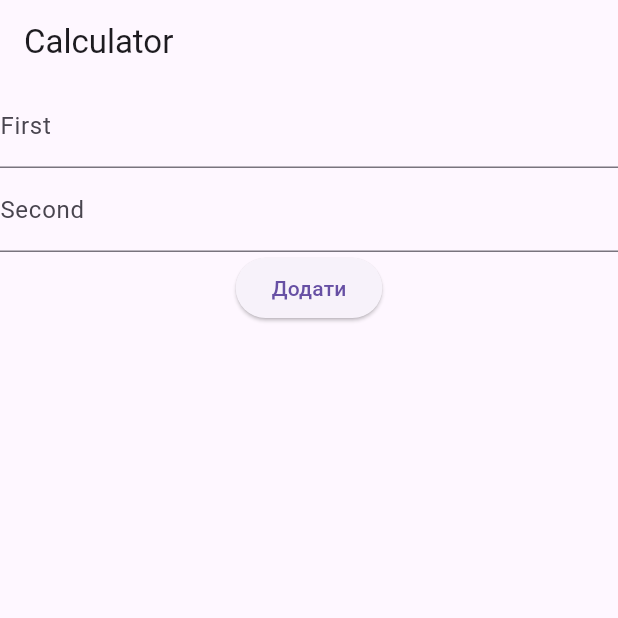
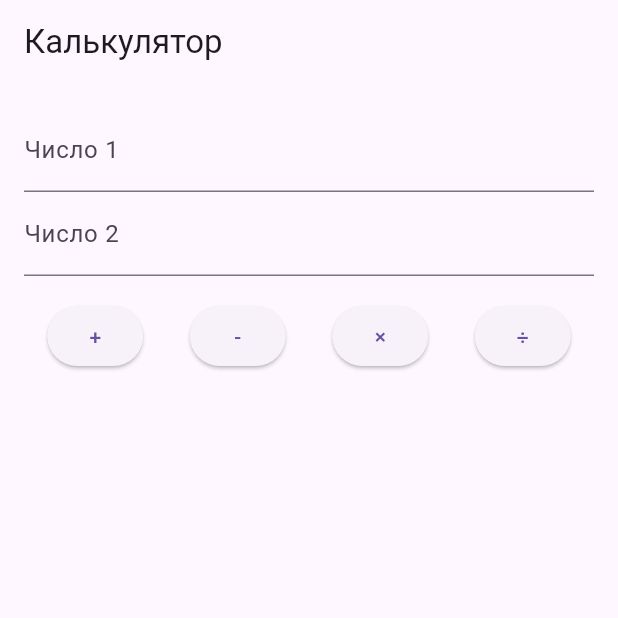
Before and after one commit to Danila2006/Module_2, a Flutter app: the screen it shows after launch, on a phone screen of 412 x 824 dp, the top half of it. Run offline on Flutter 3.47's test engine with Material 3 defaults, Android fonts, the phone set to English and light mode, and no system bars; our stand-ins replace dio, shared_preferences, sqflite; accounts and stored records are empty; network calls fail.

Commit message:
Modified some files

```diff
--- a/lib/calculator.dart
+++ b/lib/calculator.dart
@@ -1,14 +1,10 @@
 class Calculator {
   double add(double a, double b) => a + b;
-
   double subtract(double a, double b) => a - b;
-
   double multiply(double a, double b) => a * b;
 
   double divide(double a, double b) {
-    if (b == 0) {
-      throw ArgumentError('Ділення на нуль');
-    }
+    if (b == 0) throw ArgumentError('Ділення на нуль');
     return a / b;
   }
 }
--- a/lib/calculator_widget.dart
+++ b/lib/calculator_widget.dart
@@ -2,50 +2,106 @@ import 'package:flutter/material.dart';
 import 'calculator.dart';
 
 class CalculatorWidget extends StatefulWidget {
+  const CalculatorWidget({Key? key}) : super(key: key);
+
   @override
   State<CalculatorWidget> createState() => _CalculatorWidgetState();
 }
 
 class _CalculatorWidgetState extends State<CalculatorWidget> {
-  final _c1 = TextEditingController();
-  final _c2 = TextEditingController();
+  final TextEditingController _c1 = TextEditingController();
+  final TextEditingController _c2 = TextEditingController();
+  final Calculator calc = Calculator();
+
   String result = '';
 
-  final calc = Calculator();
+  void calculate(String operation) {
+    final a = double.tryParse(_c1.text);
+    final b = double.tryParse(_c2.text);
 
-  void calculate() {
-    final a = double.tryParse(_c1.text) ?? 0;
-    final b = double.tryParse(_c2.text) ?? 0;
+    if (a == null || b == null) {
+      setState(() {
+        result = 'Невірне число';
+      });
+      return;
+    }
 
-    final res = calc.add(a, b);
+    try {
+      double res;
+      switch (operation) {
+        case '+':
+          res = calc.add(a, b);
+          break;
+        case '-':
+          res = calc.subtract(a, b);
+          break;
+        case '*':
+          res = calc.multiply(a, b);
+          break;
+        case '/':
+          res = calc.divide(a, b);
+          break;
+        default:
+          res = 0;
+      }
 
       setState(() {
-      result = 'Result: ${res.toString()}';
+        result = 'Результат: $res';
       });
+    } catch (e) {
+      setState(() {
+        result = e.toString();
+      });
+    }
   }
 
   @override
   Widget build(BuildContext context) {
     return Scaffold(
-      appBar: AppBar(title: Text('Calculator')),
-      body: Column(
+      appBar: AppBar(title: const Text('Калькулятор')),
+      body: Padding(
+        padding: const EdgeInsets.all(16),
+        child: Column(
           children: [
             TextField(
-            key: Key('first'),
               controller: _c1,
-            decoration: InputDecoration(labelText: 'First'),
+              decoration: const InputDecoration(labelText: 'Число 1'),
+              keyboardType: TextInputType.number,
             ),
             TextField(
-            key: Key('second'),
               controller: _c2,
-            decoration: InputDecoration(labelText: 'Second'),
+              decoration: const InputDecoration(labelText: 'Число 2'),
+              keyboardType: TextInputType.number,
+            ),
+            const SizedBox(height: 16),
+            Row(
+              mainAxisAlignment: MainAxisAlignment.spaceAround,
+              children: [
+                ElevatedButton(
+                  onPressed: () => calculate('+'),
+                  child: const Text('+'),
                 ),
                 ElevatedButton(
-            onPressed: calculate,
-            child: Text('Додати'),
+                  onPressed: () => calculate('-'),
+                  child: const Text('-'),
                 ),
-          Text(result),
+                ElevatedButton(
+                  onPressed: () => calculate('*'),
+                  child: const Text('×'),
+                ),
+                ElevatedButton(
+                  onPressed: () => calculate('/'),
+                  child: const Text('÷'),
+                ),
               ],
+            ),
+            const SizedBox(height: 32),
+            Text(
+              result,
+              style: const TextStyle(fontSize: 24, fontWeight: FontWeight.bold),
+            ),
+          ],
+        ),
       ),
     );
   }
```
Lines whose indentation alone changed are shown as unchanged.
